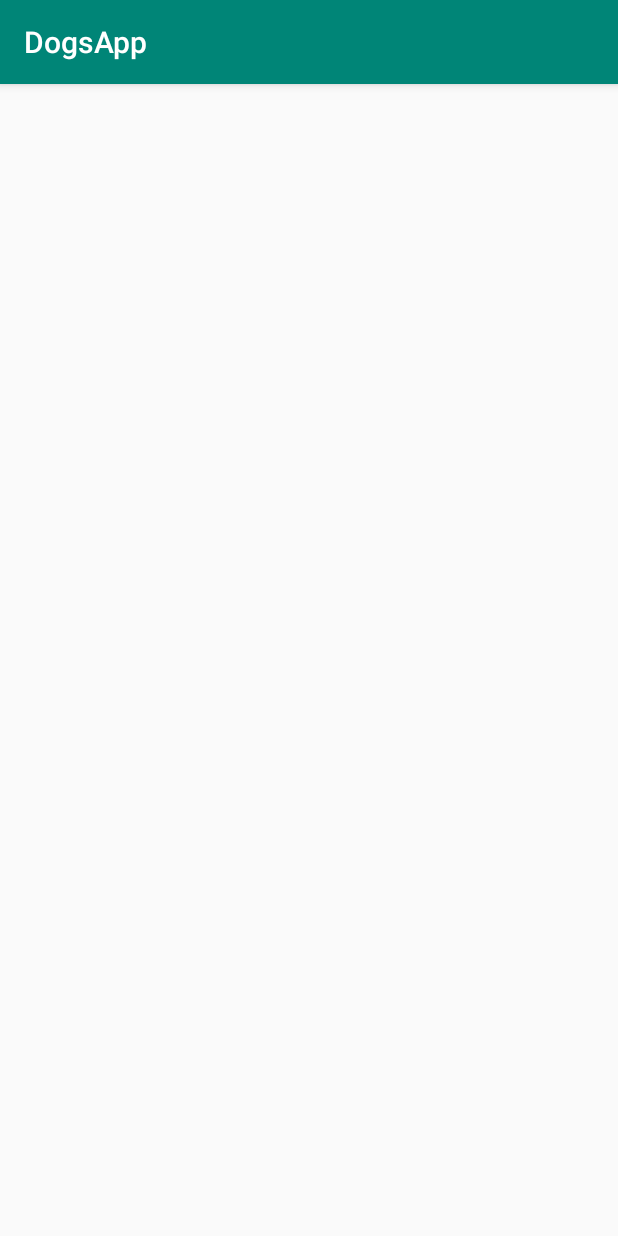
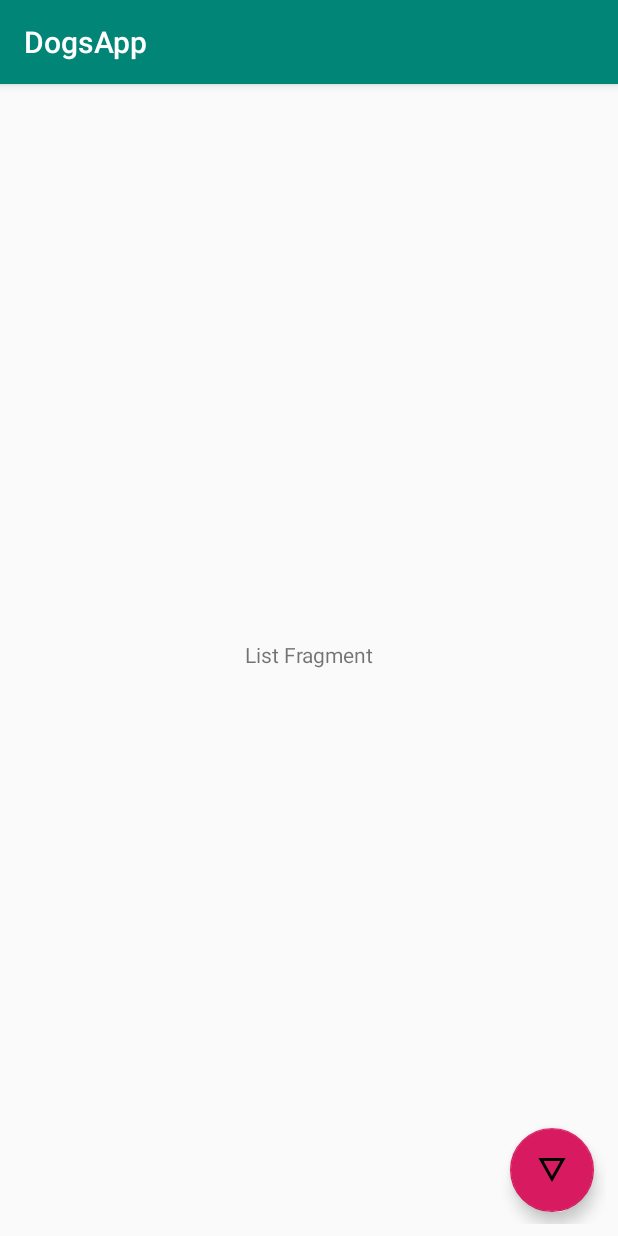
Before and after one commit to deepakrout/DogsApp, an Android app: the screen it shows after launch (MainActivity), on a phone screen of 412 x 824 dp. Run offline under Robolectric (Android 15) with nearby library versions, the phone set to English and light mode, and no system bars; our stand-ins replace data binding.

```diff
--- a/app/src/main/java/com/iappstogo/dogsapp/view/ListFragment.kt
+++ b/app/src/main/java/com/iappstogo/dogsapp/view/ListFragment.kt
@@ -6,8 +6,12 @@ import androidx.fragment.app.Fragment
 import android.view.LayoutInflater
 import android.view.View
 import android.view.ViewGroup
+import androidx.navigation.NavDirections
+import androidx.navigation.Navigation
 
 import com.iappstogo.dogsapp.R
+import kotlinx.android.synthetic.main.fragment_list.*
+import java.util.*
 
 
 class ListFragment : Fragment() {
@@ -20,5 +24,14 @@ class ListFragment : Fragment() {
         return inflater.inflate(R.layout.fragment_list, container, false)
     }
 
+    override fun onViewCreated(view: View, savedInstanceState: Bundle?) {
+        super.onViewCreated(view, savedInstanceState)
+
+        buttonDetails.setOnClickListener {
+            val action :NavDirections = ListFragmentDirections.actionListFragmentToActionDetailFragment()
+            Navigation.findNavController(it).navigate(action)
+        }
+    }
+
 
 }
--- /dev/null
+++ b/app/src/main/res/drawable/ic_details_black_24dp.xml
@@ -0,0 +1,9 @@
+<vector xmlns:android="http://schemas.android.com/apk/res/android"
+        android:width="24dp"
+        android:height="24dp"
+        android:viewportWidth="24.0"
+        android:viewportHeight="24.0">
+    <path
+        android:fillColor="#FF000000"
+        android:pathData="M3,4l9,16 9,-16L3,4zM6.38,6h11.25L12,16 6.38,6z"/>
+</vector>
--- a/app/src/main/res/layout/fragment_list.xml
+++ b/app/src/main/res/layout/fragment_list.xml
@@ -1,13 +1,41 @@
 <?xml version="1.0" encoding="utf-8"?>
 
 <layout xmlns:android="http://schemas.android.com/apk/res/android"
+        xmlns:app="http://schemas.android.com/apk/res-auto"
         xmlns:tools="http://schemas.android.com/tools">
 
-    <FrameLayout
+    <androidx.constraintlayout.widget.ConstraintLayout
             android:layout_width="match_parent"
             android:layout_height="match_parent"
             tools:context=".view.ListFragment">
 
 
-    </FrameLayout>
+        <TextView
+                android:text="List Fragment"
+                android:layout_width="wrap_content"
+                android:layout_height="wrap_content"
+                android:id="@+id/textView"
+                app:layout_constraintStart_toStartOf="parent"
+                android:layout_marginLeft="8dp"
+                android:layout_marginStart="8dp"
+                app:layout_constraintEnd_toEndOf="parent"
+                android:layout_marginEnd="8dp"
+                android:layout_marginRight="8dp"
+                android:layout_marginBottom="8dp"
+                app:layout_constraintTop_toTopOf="parent"
+                app:layout_constraintBottom_toBottomOf="parent"
+                />
+
+        <com.google.android.material.floatingactionbutton.FloatingActionButton
+                android:src="@drawable/ic_details_black_24dp"
+                android:layout_width="wrap_content"
+                android:layout_height="wrap_content"
+                android:clickable="true"
+                android:id="@+id/buttonDetails"
+                app:layout_constraintEnd_toEndOf="parent"
+                android:layout_marginEnd="8dp"
+                android:layout_marginRight="8dp"
+                android:layout_marginBottom="8dp"
+                app:layout_constraintBottom_toBottomOf="parent"/>
+    </androidx.constraintlayout.widget.ConstraintLayout>
 </layout>
```
Also changed, not shown: app/src/main/res/drawable/ic_list.xml (added, +9 -0 lines), app/src/main/res/layout/fragment_detail.xml (+29 -2 lines).
